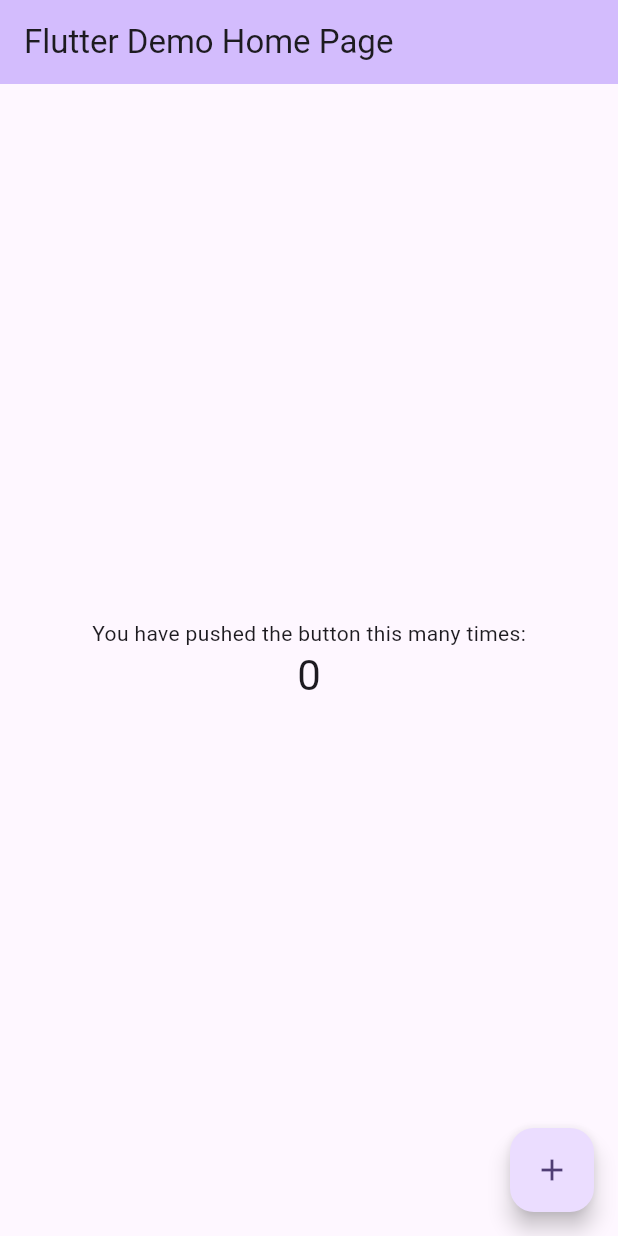
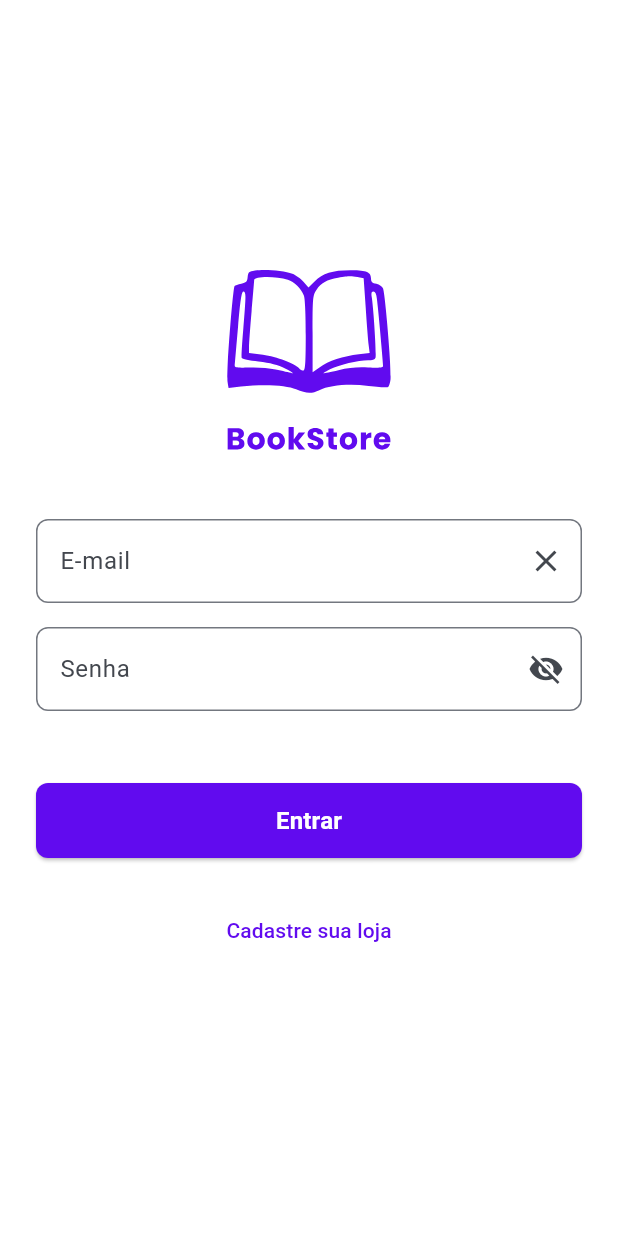
Before and after one commit to guilherme-dev14/flutter, a Flutter app: the screen it shows after launch, on a phone screen of 412 x 824 dp. Run offline on Flutter 3.47's test engine with Material 3 defaults, Android fonts, the phone set to English and light mode, and no system bars; our stand-ins replace dio, flutter_svg.

Commit message:
Tela de login

```diff
--- /dev/null
+++ b/mybookstore/devtools_options.yaml
@@ -0,0 +1,3 @@
+description: This file stores settings for Dart & Flutter DevTools.
+documentation: https://docs.flutter.dev/tools/devtools/extensions#configure-extension-enablement-states
+extensions:
--- /dev/null
+++ b/mybookstore/lib/core/theme/app_theme.dart
@@ -0,0 +1,23 @@
+import 'package:flutter/material.dart';
+
+class AppTheme {
+  static ThemeData get light {
+    return ThemeData(
+      primaryColor: Colors.blue,
+      colorScheme: ColorScheme.fromSeed(
+        seedColor: Colors.blue,
+        brightness: Brightness.light,
+      ),
+      appBarTheme: const AppBarTheme(
+        backgroundColor: Colors.blue,
+        foregroundColor: Colors.white,
+      ),
+      elevatedButtonTheme: ElevatedButtonThemeData(
+        style: ElevatedButton.styleFrom(
+          backgroundColor: Colors.blue,
+          foregroundColor: Colors.white,
+        ),
+      ),
+    );
+  }
+}
--- /dev/null
+++ b/mybookstore/lib/feature/auth/screens/login.dart
@@ -0,0 +1,167 @@
+import 'package:flutter/material.dart';
+import 'package:flutter_svg/flutter_svg.dart';
+
+class LoginScreen extends StatefulWidget {
+  const LoginScreen({super.key});
+
+  @override
+  State<LoginScreen> createState() => _LoginScreenState();
+}
+
+class _LoginScreenState extends State<LoginScreen> {
+  final _formKey = GlobalKey<FormState>();
+  final _emailController = TextEditingController();
+  final _passwordController = TextEditingController();
+  bool _obscureText = true;
+
+  @override
+  void dispose() {
+    _emailController.dispose();
+    _passwordController.dispose();
+    super.dispose();
+  }
+
+  @override
+  Widget build(BuildContext context) {
+    return Scaffold(
+      backgroundColor: Colors.white,
+      body: SafeArea(
+        child: Padding(
+          padding: const EdgeInsets.symmetric(horizontal: 24.0),
+          child: Form(
+            key: _formKey,
+            child: Column(
+              mainAxisAlignment: MainAxisAlignment.center,
+              children: [
+                // Logo SVG
+                SvgPicture.asset(
+                  'assets/icons/book_logo.svg',
+                  height: 120,
+                  color: const Color(0xFF610BEF),
+                ),
+                const SizedBox(height: 46),
+
+
+
+                // Campo de Email
+                TextFormField(
+                  controller: _emailController,
+                  keyboardType: TextInputType.emailAddress,
+                  decoration: InputDecoration(
+                    labelText: 'E-mail',
+                    hintText: 'bruno.souza@gmail.com',
+                    border: OutlineInputBorder(
+                      borderRadius: BorderRadius.circular(8.0),
+                    ),
+                    suffixIcon: IconButton(
+                      icon: const Icon(Icons.clear),
+                      onPressed: () {
+                        _emailController.clear();
+                      },
+                    ),
+                  ),
+                  validator: (value) {
+                    if (value == null || value.isEmpty) {
+                      return 'Por favor, insira seu e-mail';
+                    }
+                    // Validar formato de email
+                    if (!RegExp(r'^[\w-\.]+@([\w-]+\.)+[\w-]{2,4}$').hasMatch(value)) {
+                      return 'Por favor, insira um e-mail válido';
+                    }
+                    return null;
+                  },
+                ),
+                const SizedBox(height: 16),
+
+                // Campo de Senha
+                TextFormField(
+                  controller: _passwordController,
+                  obscureText: _obscureText,
+                  decoration: InputDecoration(
+                    labelText: 'Senha',
+                    hintText: '********',
+                    border: OutlineInputBorder(
+                      borderRadius: BorderRadius.circular(8.0),
+                    ),
+                    suffixIcon: IconButton(
+                      icon: Icon(
+                        _obscureText ? Icons.visibility_off : Icons.visibility,
+                      ),
+                      onPressed: () {
+                        setState(() {
+                          _obscureText = !_obscureText;
+                        });
+                      },
+                    ),
+                  ),
+                  validator: (value) {
+                    if (value == null || value.isEmpty) {
+                      return 'Por favor, insira sua senha';
+                    }
+                    // Validar regras de senha
+                    if (value.length < 6) {
+                      return 'A senha deve ter mais de 6 caracteres';
+                    }
+                    if (value.length > 10) {
+                      return 'A senha deve ter menos de 10 caracteres';
+                    }
+                    if (!value.contains(RegExp(r'[A-Z]'))) {
+                      return 'A senha deve conter pelo menos uma letra maiúscula';
+                    }
+                    if (!value.contains(RegExp(r'[!@#$%^&*(),.?":{}|<>]'))) {
+                      return 'A senha deve conter pelo menos um caractere especial';
+                    }
+                    return null;
+                  },
+                ),
+                const SizedBox(height: 48),
+
+                // Botão de Entrar
+                SizedBox(
+                  width: double.infinity,
+                  height: 50,
+                  child: ElevatedButton(
+                    onPressed: () {
+                      if (_formKey.currentState!.validate()) {
+                        // Implementar lógica de login aqui
+                      }
+                    },
+                    style: ElevatedButton.styleFrom(
+                      backgroundColor: const Color(0xFF610BEF), // Cor roxa do botão
+                      shape: RoundedRectangleBorder(
+                        borderRadius: BorderRadius.circular(8.0),
+                      ),
+                    ),
+                    child: const Text(
+                      'Entrar',
+                      style: TextStyle(
+                        fontSize: 16,
+                        fontWeight: FontWeight.bold,
+                        color: Colors.white,
+                      ),
+                    ),
+                  ),
+                ),
+                const SizedBox(height: 24),
+
+                // Link para cadastro
+                TextButton(
+                  onPressed: () {
+                    // Navegar para tela de criar loja
+                  },
+                  child: const Text(
+                    'Cadastre sua loja',
+                    style: TextStyle(
+                      color: Color(0xFF610BEF), // Cor roxa do texto do link
+                      fontWeight: FontWeight.w500,
+                    ),
+                  ),
+                ),
+              ],
+            ),
+          ),
+        ),
+      ),
+    );
+  }
+}
--- a/mybookstore/lib/main.dart
+++ b/mybookstore/lib/main.dart
@@ -1,5 +1,6 @@
 import 'package:flutter/material.dart';
-
+import 'package:mybookstore/core/theme/app_theme.dart';
+import 'package:mybookstore/feature/auth/screens/login.dart';
 void main() {
   runApp(const MyApp());
 }
@@ -7,34 +8,15 @@ void main() {
 class MyApp extends StatelessWidget {
   const MyApp({super.key});
 
-  // This widget is the root of your application.
   @override
   Widget build(BuildContext context) {
-    return MaterialApp(
-      title: 'Flutter Demo',
-      theme: ThemeData(
-        // This is the theme of your application.
-        //
-        // TRY THIS: Try running your application with "flutter run". You'll see
-        // the application has a purple toolbar. Then, without quitting the app,
-        // try changing the seedColor in the colorScheme below to Colors.green
-        // and then invoke "hot reload" (save your changes or press the "hot
-        // reload" button in a Flutter-supported IDE, or press "r" if you used
-        // the command line to start the app).
-        //
-        // Notice that the counter didn't reset back to zero; the application
-        // state is not lost during the reload. To reset the state, use hot
-        // restart instead.
-        //
-        // This works for code too, not just values: Most code changes can be
-        // tested with just a hot reload.
-        colorScheme: ColorScheme.fromSeed(seedColor: Colors.deepPurple),
-      ),
-      home: const MyHomePage(title: 'Flutter Demo Home Page'),
+   return MaterialApp(
+      title: 'MyBookStore',
+      theme: AppTheme.light,
+      home: const LoginScreen(),
     );
   }
 }
-
 class MyHomePage extends StatefulWidget {
   const MyHomePage({super.key, required this.title});
 
```
Also changed, not shown: mybookstore/lib/data/models/store.dart (added, +32 -0 lines), mybookstore/lib/data/models/user.dart (added, +35 -0 lines), mybookstore/lib/data/services/api_service.dart (added, +83 -0 lines), mybookstore/pubspec.yaml (+14 -6 lines), mybookstore/assets/icons/book_logo.svg (added), mybookstore/pubspec.lock, 5 other files.
